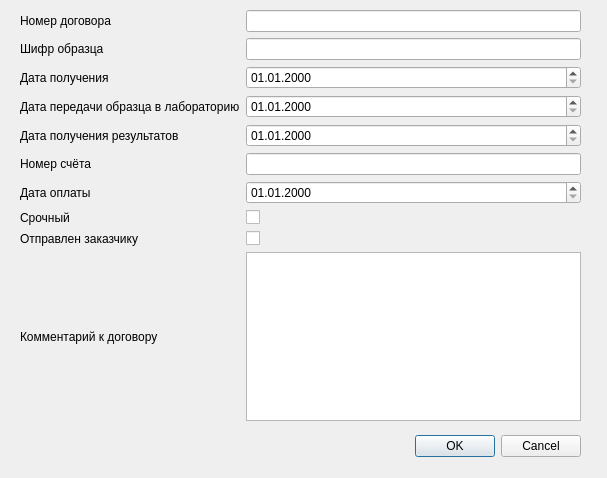
Above: addDialog.ui from SerafimD/Protocol before the change. Below: the same form after it.
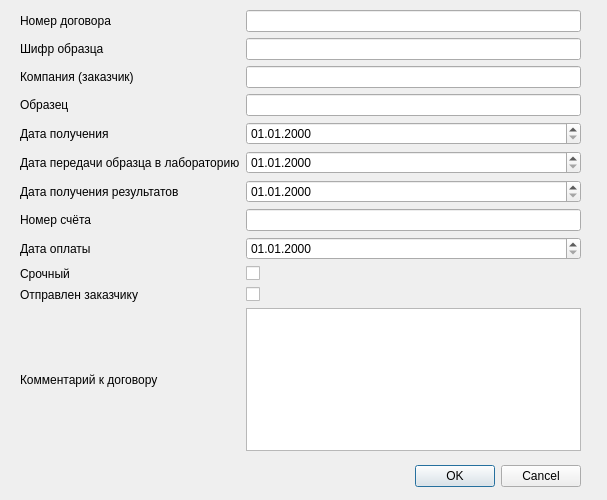
That is the form after the change.

Commit message: Добавлены позиции "Компания" и "Образец"

```diff
--- a/addDialog.ui
+++ b/addDialog.ui
@@ -2,24 +2,27 @@
 <ui version="4.0">
  <class>addDialog</class>
  <widget class="QDialog" name="addDialog">
+  <property name="enabled">
+   <bool>true</bool>
+  </property>
   <property name="geometry">
    <rect>
     <x>0</x>
     <y>0</y>
     <width>607</width>
-    <height>478</height>
+    <height>500</height>
    </rect>
   </property>
   <property name="minimumSize">
    <size>
     <width>607</width>
-    <height>478</height>
+    <height>500</height>
    </size>
   </property>
   <property name="maximumSize">
    <size>
     <width>607</width>
-    <height>478</height>
+    <height>500</height>
    </size>
   </property>
   <property name="windowTitle">
@@ -29,7 +32,7 @@
    <property name="geometry">
     <rect>
      <x>240</x>
-     <y>430</y>
+     <y>460</y>
      <width>341</width>
      <height>32</height>
     </rect>
@@ -47,124 +50,133 @@
      <x>20</x>
      <y>10</y>
      <width>561</width>
-     <height>411</height>
+     <height>441</height>
     </rect>
    </property>
    <layout class="QGridLayout" name="gridLayout">
-    <item row="3" column="0">
+    <item row="2" column="0">
+     <widget class="QLabel" name="label_Code">
+      <property name="text">
+       <string>Шифр образца</string>
+      </property>
+     </widget>
+    </item>
+    <item row="14" column="0">
+     <widget class="QLabel" name="label_SentToCustomer">
+      <property name="text">
+       <string>Отправлен заказчику</string>
+      </property>
+     </widget>
+    </item>
+    <item row="10" column="1">
+     <widget class="QLineEdit" name="lineEdit_AccountNumber"/>
+    </item>
+    <item row="3" column="1">
+     <widget class="QLineEdit" name="lineEdit_Company"/>
+    </item>
+    <item row="15" column="0">
+     <widget class="QLabel" name="label_Comment">
+      <property name="text">
+       <string>Комментарий к договору</string>
+      </property>
+     </widget>
+    </item>
+    <item row="9" column="0">
+     <widget class="QLabel" name="label_DateReceiptResults">
+      <property name="text">
+       <string>Дата получения результатов</string>
+      </property>
+     </widget>
+    </item>
+    <item row="15" column="1">
+     <widget class="QTextEdit" name="textEdit_Comment"/>
+    </item>
+    <item row="5" column="0">
      <widget class="QLabel" name="label_DateOfReceipt">
       <property name="text">
        <string>Дата получения</string>
       </property>
      </widget>
     </item>
-    <item row="7" column="1">
-     <widget class="QDateEdit" name="dateEdit_DateReceiptResults">
-      <property name="displayFormat">
-       <string>dd.MM.yyyy</string>
-      </property>
-     </widget>
-    </item>
     <item row="13" column="1">
-     <widget class="QTextEdit" name="textEdit_Comment"/>
-    </item>
-    <item row="11" column="0">
-     <widget class="QLabel" name="label_Urgent">
+     <widget class="QCheckBox" name="checkBox_Urgent">
       <property name="text">
-       <string>Срочный</string>
+       <string/>
       </property>
      </widget>
     </item>
-    <item row="10" column="1">
-     <widget class="QDateEdit" name="dateEdit_DatePay">
-      <property name="displayFormat">
-       <string>dd.MM.yyyy</string>
-      </property>
-     </widget>
-    </item>
-    <item row="8" column="1">
-     <widget class="QLineEdit" name="lineEdit_AccountNumber"/>
-    </item>
-    <item row="12" column="0">
-     <widget class="QLabel" name="label_SentToCustomer">
+    <item row="10" column="0">
+     <widget class="QLabel" name="label_AccountNumber">
       <property name="text">
-       <string>Отправлен заказчику</string>
-      </property>
-     </widget>
-    </item>
-    <item row="4" column="1">
-     <widget class="QDateEdit" name="dateEdit_DateTransferLaboratory">
-      <property name="displayFormat">
-       <string>dd.MM.yyyy</string>
+       <string>Номер счёта</string>
       </property>
      </widget>
     </item>
     <item row="2" column="1">
      <widget class="QLineEdit" name="lineEdit_Code"/>
     </item>
+    <item row="3" column="0">
+     <widget class="QLabel" name="label_Company">
+      <property name="enabled">
+       <bool>true</bool>
+      </property>
+      <property name="text">
+       <string>Компания (заказчик)</string>
+      </property>
+     </widget>
+    </item>
     <item row="12" column="1">
-     <widget class="QCheckBox" name="checkBox_SentToCustomer">
-      <property name="text">
-       <string/>
+     <widget class="QDateEdit" name="dateEdit_DatePay">
+      <property name="displayFormat">
+       <string>dd.MM.yyyy</string>
       </property>
      </widget>
     </item>
-    <item row="7" column="0">
-     <widget class="QLabel" name="label_DateReceiptResults">
-      <property name="text">
-       <string>Дата получения результатов</string>
+    <item row="6" column="1">
+     <widget class="QDateEdit" name="dateEdit_DateTransferLaboratory">
+      <property name="displayFormat">
+       <string>dd.MM.yyyy</string>
       </property>
      </widget>
     </item>
-    <item row="10" column="0">
+    <item row="12" column="0">
      <widget class="QLabel" name="label_DatePay">
       <property name="text">
        <string>Дата оплаты</string>
       </property>
      </widget>
     </item>
-    <item row="8" column="0">
-     <widget class="QLabel" name="label_AccountNumber">
-      <property name="text">
-       <string>Номер счёта</string>
+    <item row="5" column="1">
+     <widget class="QDateEdit" name="dateEdit_DateOfReceipt">
+      <property name="displayFormat">
+       <string>dd.MM.yyyy</string>
       </property>
      </widget>
     </item>
-    <item row="13" column="0">
-     <widget class="QLabel" name="label_Comment">
-      <property name="text">
-       <string>Комментарий к договору</string>
-      </property>
-     </widget>
-    </item>
-    <item row="2" column="0">
-     <widget class="QLabel" name="label_Code">
-      <property name="text">
-       <string>Шифр образца</string>
-      </property>
-     </widget>
-    </item>
-    <item row="11" column="1">
-     <widget class="QCheckBox" name="checkBox_Urgent">
-      <property name="text">
-       <string/>
-      </property>
-     </widget>
-    </item>
-    <item row="4" column="0">
+    <item row="6" column="0">
      <widget class="QLabel" name="label_DateTransferLaboratory">
       <property name="text">
        <string>Дата передачи образца в лабораторию</string>
       </property>
      </widget>
     </item>
-    <item row="3" column="1">
-     <widget class="QDateEdit" name="dateEdit_DateOfReceipt">
-      <property name="displayFormat">
-       <string>dd.MM.yyyy</string>
+    <item row="13" column="0">
+     <widget class="QLabel" name="label_Urgent">
+      <property name="text">
+       <string>Срочный</string>
       </property>
      </widget>
     </item>
+    <item row="14" column="1">
+     <widget class="QCheckBox" name="checkBox_SentToCustomer">
+      <property name="text">
+       <string/>
+      </property>
+     </widget>
+    </item>
+    <item row="1" column="1">
+     <widget class="QLineEdit" name="lineEdit_ContractNumber"/>
+    </item>
     <item row="1" column="0">
      <widget class="QLabel" name="label_ContractNumber">
       <property name="text">
@@ -172,8 +184,22 @@
       </property>
      </widget>
     </item>
-    <item row="1" column="1">
-     <widget class="QLineEdit" name="lineEdit_ContractNumber"/>
+    <item row="9" column="1">
+     <widget class="QDateEdit" name="dateEdit_DateReceiptResults">
+      <property name="displayFormat">
+       <string>dd.MM.yyyy</string>
+      </property>
+     </widget>
+    </item>
+    <item row="4" column="0">
+     <widget class="QLabel" name="label_Sample">
+      <property name="text">
+       <string>Образец</string>
+      </property>
+     </widget>
+    </item>
+    <item row="4" column="1">
+     <widget class="QLineEdit" name="lineEdit_Sample"/>
     </item>
    </layout>
   </widget>
```
The commit also changes 7 other files.
